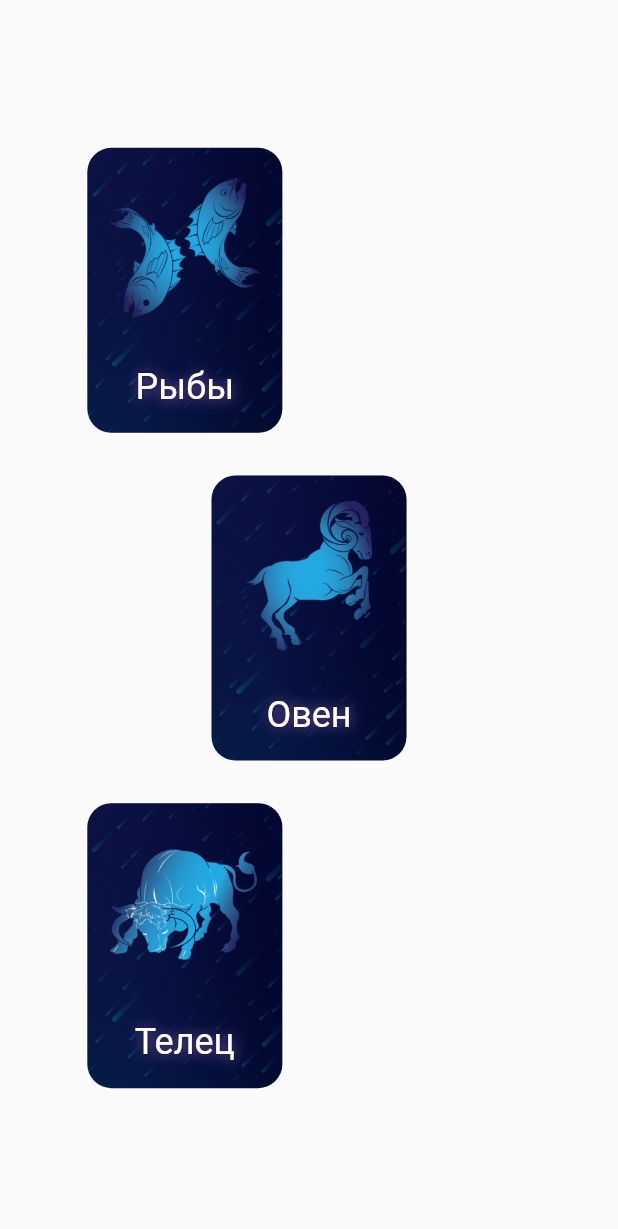
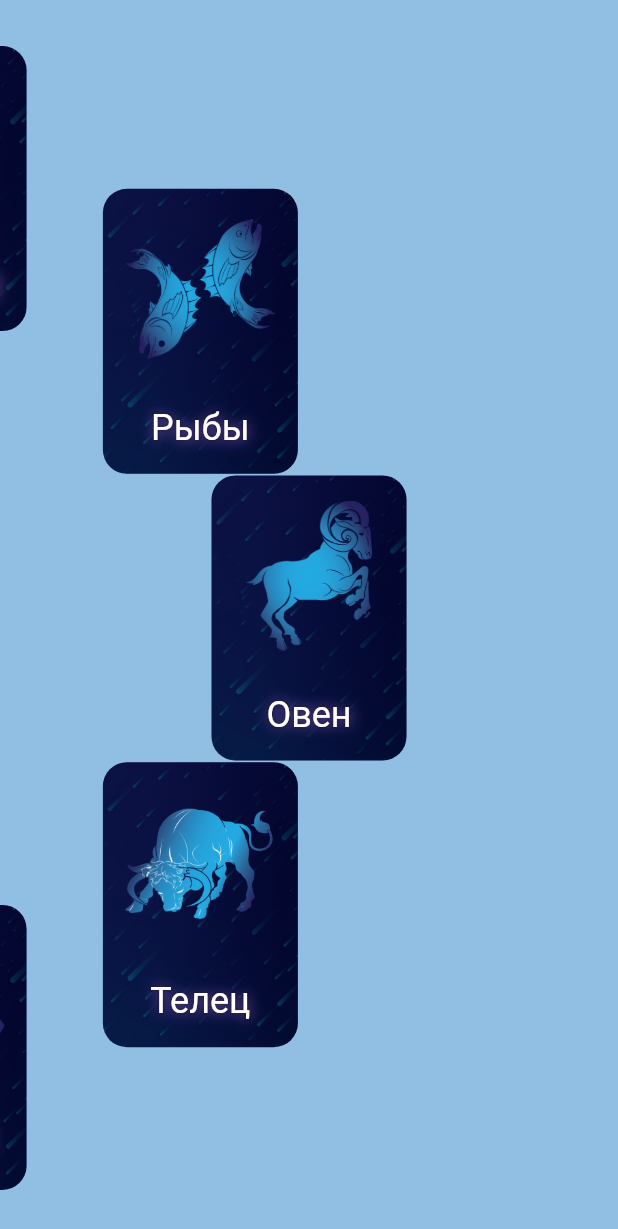
Before and after one commit to marinalvdgs/horoscope_sirius_2021, a Flutter app: the CircleScrollWidget widget shown alone on an empty page, opened directly, on a phone screen of 412 x 824 dp. Shown: the top 1229 px of the screen. Run offline on Flutter 3.47's test engine with Material 2 defaults, Android fonts, the phone set to English and light mode, and no system bars; our stand-ins replace firebase_auth, firebase_core, flash, flutter_keyboard_visibility, google_fonts, hive and 2 more; accounts and stored records are empty; Roboto replaces fonts that are missing (Philosopher).

Commit message:
stylish comatibility screen

```diff
--- a/lib/common/style.dart
+++ b/lib/common/style.dart
@@ -12,6 +12,11 @@ final headerTextStyle = GoogleFonts.philosopher(
     color: Colors.white,
     fontSize: 48,
   ),
+);
+
+final subtitleTextStyle = headerTextStyle.copyWith(
+  fontSize: 20,
+  color: subtitleColor,
 );
 
 final titleTextStyle = GoogleFonts.kosugiMaru(
--- a/lib/screens/auth/widgets/register_form.dart
+++ b/lib/screens/auth/widgets/register_form.dart
@@ -88,10 +88,7 @@ class _RegisterFormState extends State<RegisterForm> {
                   padding: const EdgeInsets.all(8.0),
                   child: Text(
                     'Заполните все поля, чтобы войти',
-                    style: headerTextStyle.copyWith(
-                      fontSize: 20,
-                      color: subtitleColor,
-                    ),
+                    style: subtitleTextStyle,
                   ),
                 ),
                 InputTextField(
--- a/lib/screens/compatibility/widgets/circle_scroll_widget.dart
+++ b/lib/screens/compatibility/widgets/circle_scroll_widget.dart
@@ -18,13 +18,36 @@ class CircleScrollWidget extends StatelessWidget {
   @override
   Widget build(BuildContext context) {
     return Transform.translate(
-      offset: Offset(direction == WheelDirection.right ? -40 : 0, 0),
+      offset: Offset(direction == WheelDirection.right ? -30 : 0, 0),
       child: Transform(
         alignment: Alignment.center,
         transform:
             Matrix4.rotationY(direction == WheelDirection.right ? pi : 0),
-        child: CircleListScrollView.useDelegate(
-          radius: MediaQuery.of(context).size.height * 0.4,
+        child: Stack(
+          children: [
+            Transform.scale(
+              scale: 4.5,
+              child: Transform.translate(
+                offset: Offset(
+                    direction == WheelDirection.right
+                        ? -MediaQuery.of(context).size.width / 4
+                        : -MediaQuery.of(context).size.width / 4.3,
+                    0),
+                child: Container(
+                  height: MediaQuery.of(context).size.height,
+                  width: MediaQuery.of(context).size.height,
+                  decoration: BoxDecoration(
+                      shape: BoxShape.circle,
+                      color: const Color(0x330089BA),
+                      boxShadow: const [
+                        BoxShadow(color: Color(0x552C73D2), blurRadius: 8)
+                      ],
+                      border: Border.all(color: Color(0xFF2C73D2), width: 0.2)),
+                ),
+              ),
+            ),
+            CircleListScrollView.useDelegate(
+              radius: MediaQuery.of(context).size.height * 0.35,
               itemExtent: 190,
               clipToSize: false,
               renderChildrenOutsideViewport: true,
@@ -32,6 +55,8 @@ class CircleScrollWidget extends StatelessWidget {
               childDelegate:
                   CircleListWheelChildLoopingListDelegate(children: children),
             ),
+          ],
+        ),
       ),
     );
   }
```
Also changed, not shown: lib/screens/compatibility/compatibility_screen.dart (+69 -4 lines), 2 other files. Lines whose indentation alone changed are shown as unchanged.
